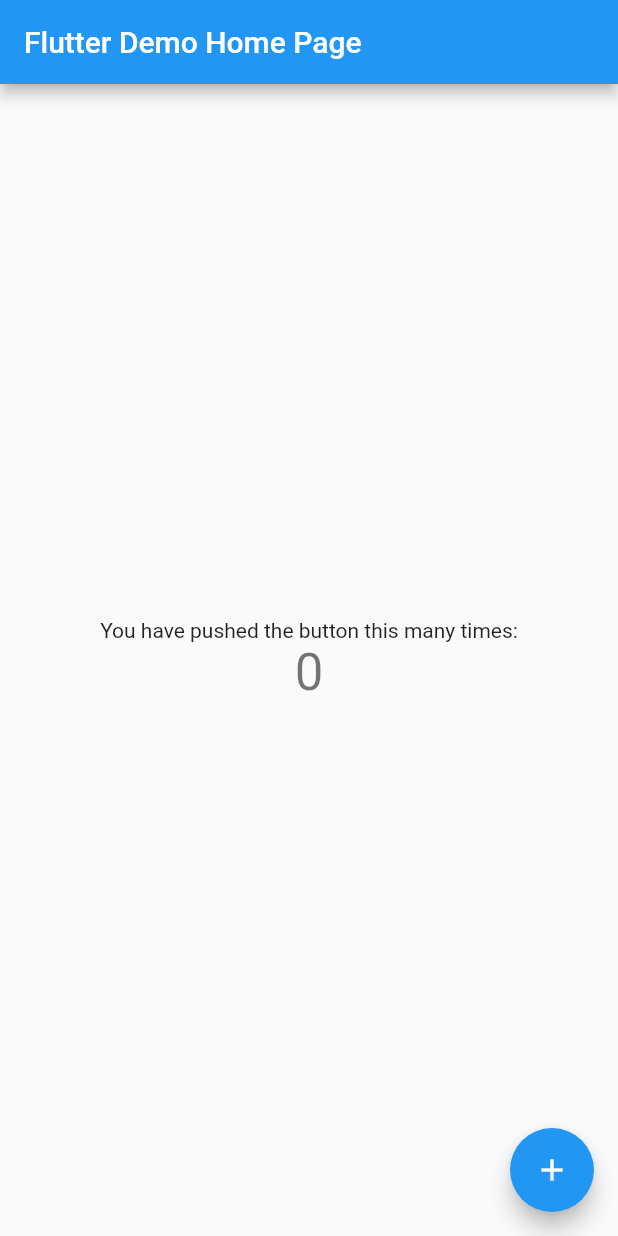
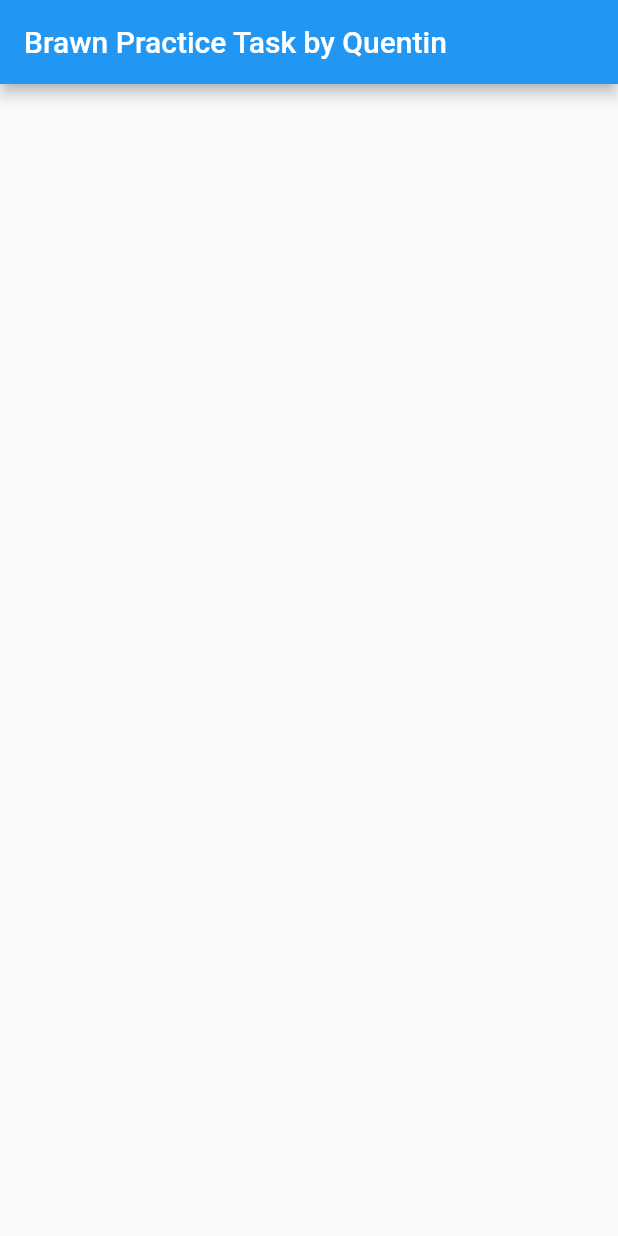
Before and after one commit to Quentinio/brawn_practical_task, a Flutter app: the screen it shows after launch, on a phone screen of 412 x 824 dp. Run offline on Flutter 3.47's test engine with Material 2 defaults, Android fonts, the phone set to English and light mode, and no system bars; our stand-ins replace bloc.

Commit message:
Setting up for the project

```diff
--- /dev/null
+++ b/lib/bloc/post_event.dart
@@ -0,0 +1,4 @@
+part of 'post_bloc.dart';
+
+@immutable
+abstract class PostEvent {}
--- /dev/null
+++ b/lib/bloc/post_state.dart
@@ -0,0 +1,6 @@
+part of 'post_bloc.dart';
+
+@immutable
+abstract class PostState {}
+
+class PostInitial extends PostState {}
--- /dev/null
+++ b/lib/home.dart
@@ -0,0 +1,15 @@
+import 'package:flutter/cupertino.dart';
+import 'package:flutter/material.dart';
+
+class Home extends StatelessWidget {
+  const Home({Key? key}) : super(key: key);
+
+  @override
+  Widget build(BuildContext context) {
+    return Scaffold(
+      appBar: AppBar(
+        title: const Text('Brawn Practice Task by Quentin')
+      ),
+    );
+  }
+}
--- a/lib/main.dart
+++ b/lib/main.dart
@@ -1,4 +1,6 @@
 import 'package:flutter/material.dart';
+
+import 'home.dart';
 
 void main() {
   runApp(const MyApp());
@@ -10,106 +12,9 @@ class MyApp extends StatelessWidget {
   // This widget is the root of your application.
   @override
   Widget build(BuildContext context) {
-    return MaterialApp(
-      title: 'Flutter Demo',
-      theme: ThemeData(
-        // This is the theme of your application.
-        //
-        // Try running your application with "flutter run". You'll see the
-        // application has a blue toolbar. Then, without quitting the app, try
-        // changing the primarySwatch below to Colors.green and then invoke
-        // "hot reload" (press "r" in the console where you ran "flutter run",
-        // or simply save your changes to "hot reload" in a Flutter IDE).
-        // Notice that the counter didn't reset back to zero; the application
-        // is not restarted.
-        primarySwatch: Colors.blue,
-      ),
-      home: const MyHomePage(title: 'Flutter Demo Home Page'),
+    return const MaterialApp(
+        debugShowCheckedModeBanner: false,
+        home: Home()
     );
   }
 }
-
-class MyHomePage extends StatefulWidget {
-  const MyHomePage({super.key, required this.title});
-
-  // This widget is the home page of your application. It is stateful, meaning
-  // that it has a State object (defined below) that contains fields that affect
-  // how it looks.
-
-  // This class is the configuration for the state. It holds the values (in this
-  // case the title) provided by the parent (in this case the App widget) and
-  // used by the build method of the State. Fields in a Widget subclass are
-  // always marked "final".
-
-  final String title;
-
-  @override
-  State<MyHomePage> createState() => _MyHomePageState();
-}
-
-class _MyHomePageState extends State<MyHomePage> {
-  int _counter = 0;
-
-  void _incrementCounter() {
-    setState(() {
-      // This call to setState tells the Flutter framework that something has
-      // changed in this State, which causes it to rerun the build method below
-      // so that the display can reflect the updated values. If we changed
-      // _counter without calling setState(), then the build method would not be
-      // called again, and so nothing would appear to happen.
-      _counter++;
-    });
-  }
-
-  @override
-  Widget build(BuildContext context) {
-    // This method is rerun every time setState is called, for instance as done
-    // by the _incrementCounter method above.
-    //
-    // The Flutter framework has been optimized to make rerunning build methods
-    // fast, so that you can just rebuild anything that needs updating rather
-    // than having to individually change instances of widgets.
-    return Scaffold(
-      appBar: AppBar(
-        // Here we take the value from the MyHomePage object that was created by
-        // the App.build method, and use it to set our appbar title.
-        title: Text(widget.title),
-      ),
-      body: Center(
-        // Center is a layout widget. It takes a single child and positions it
-        // in the middle of the parent.
-        child: Column(
-          // Column is also a layout widget. It takes a list of children and
-          // arranges them vertically. By default, it sizes itself to fit its
-          // children horizontally, and tries to be as tall as its parent.
-          //
-          // Invoke "debug painting" (press "p" in the console, choose the
-          // "Toggle Debug Paint" action from the Flutter Inspector in Android
-          // Studio, or the "Toggle Debug Paint" command in Visual Studio Code)
-          // to see the wireframe for each widget.
-          //
-          // Column has various properties to control how it sizes itself and
-          // how it positions its children. Here we use mainAxisAlignment to
-          // center the children vertically; the main axis here is the vertical
-          // axis because Columns are vertical (the cross axis would be
-          // horizontal).
-          mainAxisAlignment: MainAxisAlignment.center,
-          children: <Widget>[
-            const Text(
-              'You have pushed the button this many times:',
-            ),
-            Text(
-              '$_counter',
-              style: Theme.of(context).textTheme.headline4,
-            ),
-          ],
-        ),
-      ),
-      floatingActionButton: FloatingActionButton(
-        onPressed: _incrementCounter,
-        tooltip: 'Increment',
-        child: const Icon(Icons.add),
-      ), // This trailing comma makes auto-formatting nicer for build methods.
-    );
-  }
-}
```
Also changed, not shown: lib/bloc/post_bloc.dart (added, +15 -0 lines), pubspec.yaml (+7 -33 lines), pubspec.lock, 2 other files.
